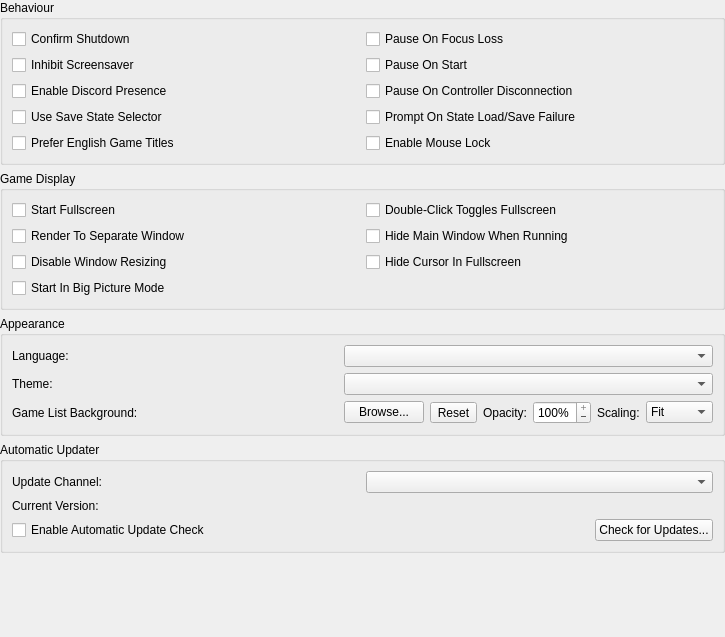
First picture: the form in pcsx2-qt/Settings/InterfaceSettingsWidget.ui, repository PCSX2/pcsx2, before the edit.
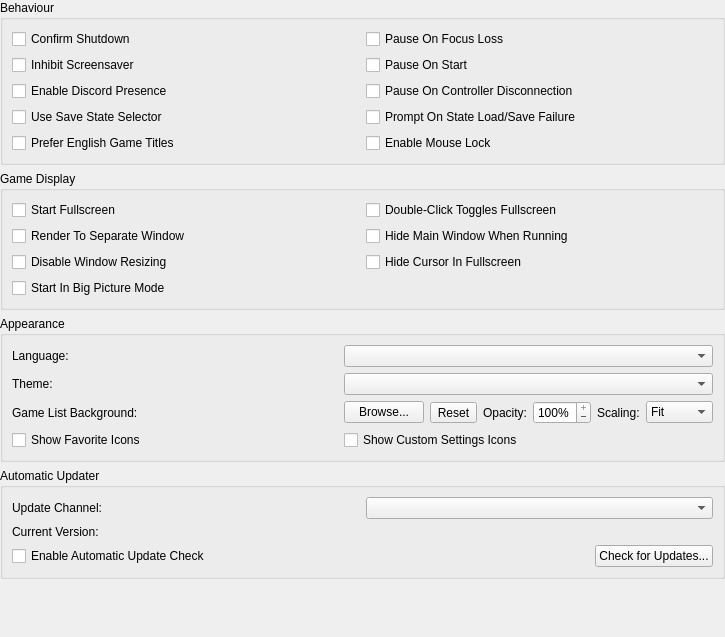
Second picture: the form after the edit. Icons and pictures are not drawn.

Commit message: GameList/Settings: Add Show Decoration Icons toggles

```diff
--- a/pcsx2-qt/Settings/InterfaceSettingsWidget.ui
+++ b/pcsx2-qt/Settings/InterfaceSettingsWidget.ui
@@ -321,6 +321,20 @@
         </item>
        </layout>
       </item>
+      <item row="3" column="0">
+       <widget class="QCheckBox" name="showFavoriteIcons">
+        <property name="text">
+         <string>Show Favorite Icons</string>
+        </property>
+       </widget>
+      </item>
+      <item row="3" column="1">
+       <widget class="QCheckBox" name="showCustomSettingsIcons">
+        <property name="text">
+         <string>Show Custom Settings Icons</string>
+        </property>
+       </widget>
+      </item>
      </layout>
     </widget>
    </item>
```
The commit also changes 10 other files.
